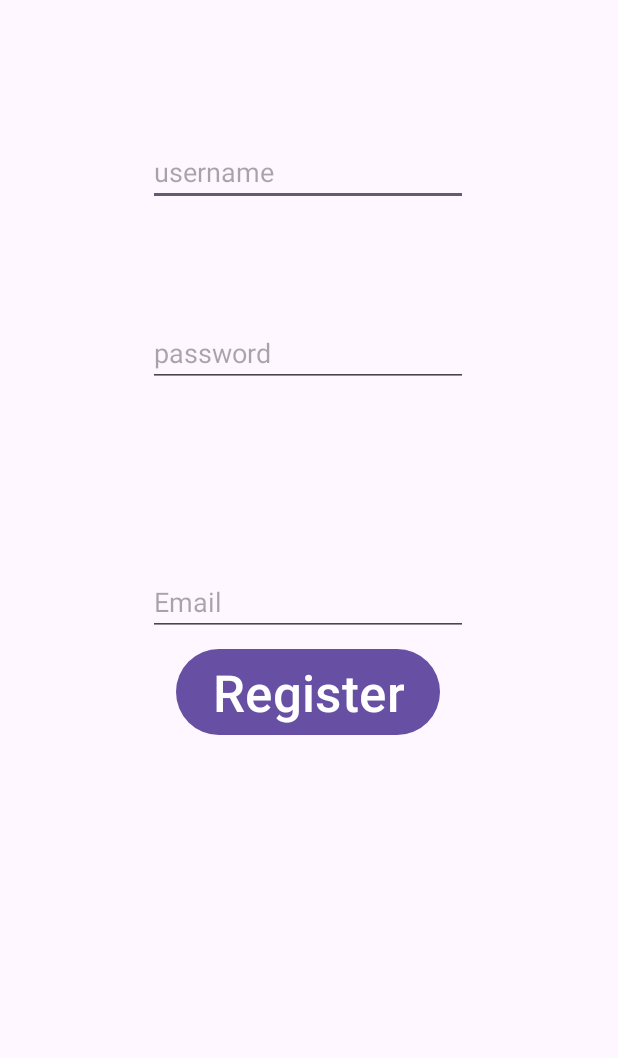
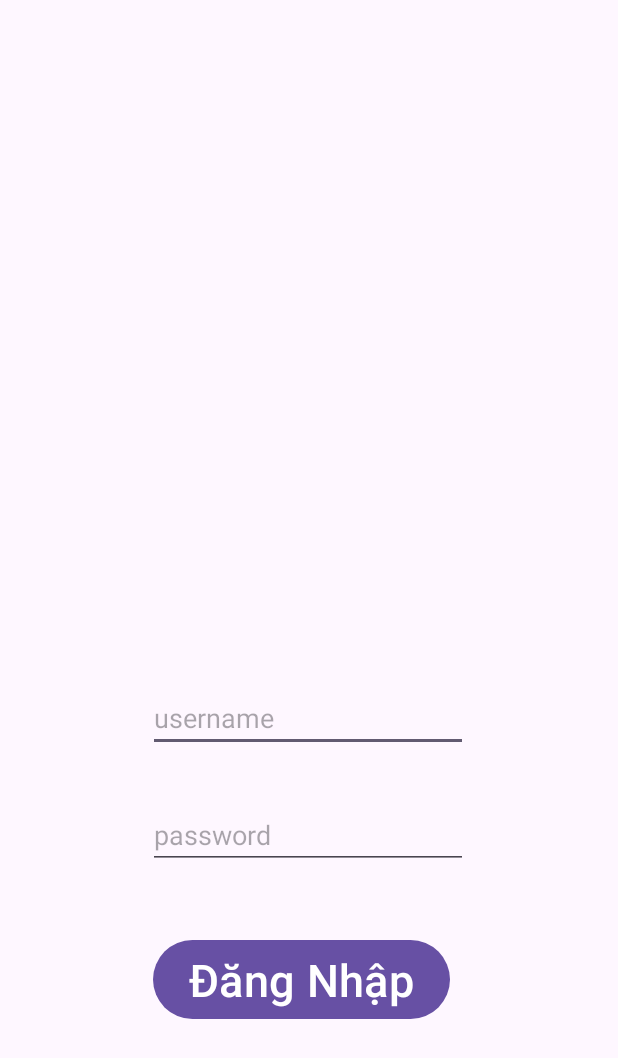
Before and after one commit to UITProjects/NT118.O13.MMCL.Nhom7, an Android app: the screen it shows after launch (MainActivity), on a phone screen of 412 x 824 dp. Shown: the top 1058 px of the screen. Run offline under Robolectric (Android 15) with nearby library versions, the phone set to English and light mode, and no system bars; network calls fail.

Commit message:
xoá mấy thứ linh tinh

```diff
--- a/Android app/app/src/main/java/me/ngodat0103/myapplication/MainActivity.java
+++ b/Android app/app/src/main/java/me/ngodat0103/myapplication/MainActivity.java
@@ -41,10 +41,6 @@ public class MainActivity extends AppCompatActivity {
     public void onBtnClick(View view) throws InvalidAlgorithmParameterException, NoSuchPaddingException, IllegalBlockSizeException, NoSuchAlgorithmException, BadPaddingException, IOException, InvalidKeyException {
         EditText username = findViewById(R.id.username);
         EditText password = findViewById(R.id.password);
-        EditText editEmail = findViewById(R.id.editEmail);
-        TextView viewFirstName = findViewById(R.id.texFirstName);
-        TextView viewLastName = findViewById(R.id.textLastName);
-        TextView viewEmail = findViewById(R.id.textEmail);
         Thread thread = new Thread(new Runnable() {
 
             @Override
@@ -52,7 +48,6 @@ public class MainActivity extends AppCompatActivity {
                 Map<String, String> status = null;
                 try {
                     status = handle_request_types_module.authentication(username.getText().toString(), password.getText().toString());
-                   editEmail.setText(status.get("status"));
                 } catch (Exception e) {
                     Log.d("authentication", String.valueOf(e.getCause()));
                     Log.d("authentication", String.valueOf(e.getMessage()));
--- a/Android app/app/src/main/res/layout/activity_main.xml
+++ b/Android app/app/src/main/res/layout/activity_main.xml
@@ -10,14 +10,15 @@
         android:id="@+id/username"
         android:layout_width="wrap_content"
         android:layout_height="wrap_content"
-        android:layout_marginTop="92dp"
         android:ems="10"
         android:hint="username"
         android:inputType="text"
-        app:layout_constraintEnd_toEndOf="@+id/password"
-        app:layout_constraintHorizontal_bias="1.0"
-        app:layout_constraintStart_toStartOf="@+id/password"
-        app:layout_constraintTop_toTopOf="parent" />
+        app:layout_constraintBottom_toBottomOf="parent"
+        app:layout_constraintEnd_toEndOf="parent"
+        app:layout_constraintHorizontal_bias="0.497"
+        app:layout_constraintStart_toStartOf="parent"
+        app:layout_constraintTop_toTopOf="parent"
+        app:layout_constraintVertical_bias="0.586" />
 
     <EditText
         android:id="@+id/password"
@@ -26,25 +27,12 @@
         android:ems="10"
         android:hint="password"
         android:inputType="text"
-        app:layout_constraintBottom_toTopOf="@+id/editEmail"
+        app:layout_constraintBottom_toBottomOf="parent"
         app:layout_constraintEnd_toEndOf="parent"
         app:layout_constraintHorizontal_bias="0.497"
         app:layout_constraintStart_toStartOf="parent"
-        app:layout_constraintTop_toBottomOf="@+id/username"
-        app:layout_constraintVertical_bias="0.384" />
-
-    <EditText
-        android:id="@+id/editEmail"
-        android:layout_width="wrap_content"
-        android:layout_height="wrap_content"
-        android:layout_marginBottom="400dp"
-        android:ems="10"
-        android:hint="Email"
-        android:inputType="text"
-        app:layout_constraintBottom_toBottomOf="parent"
-        app:layout_constraintEnd_toEndOf="@+id/password"
-        app:layout_constraintHorizontal_bias="1.0"
-        app:layout_constraintStart_toStartOf="@+id/password" />
+        app:layout_constraintTop_toTopOf="parent"
+        app:layout_constraintVertical_bias="0.686" />
 
     <TextView
         android:id="@+id/texFirstName"
@@ -84,12 +72,12 @@
         android:layout_width="wrap_content"
         android:layout_height="wrap_content"
         android:onClick="onBtnClick"
-        android:text="Register"
-        android:textSize="34sp"
+        android:text="Đăng Nhập"
+        android:textSize="30sp"
         app:layout_constraintBottom_toBottomOf="parent"
         app:layout_constraintEnd_toEndOf="parent"
-        app:layout_constraintHorizontal_bias="0.498"
+        app:layout_constraintHorizontal_bias="0.476"
         app:layout_constraintStart_toStartOf="parent"
         app:layout_constraintTop_toTopOf="parent"
-        app:layout_constraintVertical_bias="0.565" />
+        app:layout_constraintVertical_bias="0.816" />
 </androidx.constraintlayout.widget.ConstraintLayout>
```
Also changed, not shown: 6 other files.
